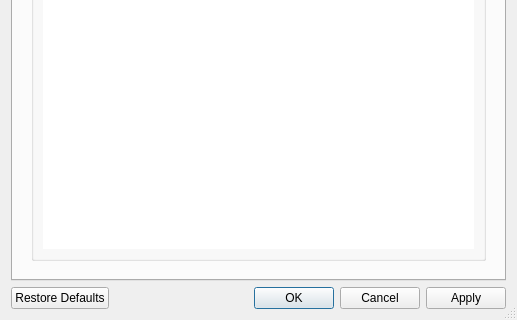
iamjustkoi/StudyTimeStats, file res/ui/options_dialog.ui: the form before one commit; both pictures show x 0 to 517 and y 300 to 620 of the 517 by 620 pixel window.
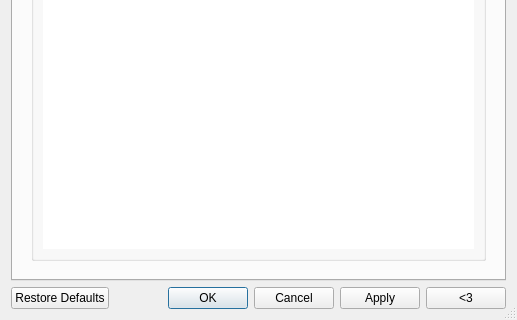
The form after the commit. The open tabs and pages were chosen to show the change. Icons and pictures are not drawn. Custom widgets are drawn as their Qt base class.

Commit message: Add quick-support-link button

Diff of the .ui file:
```diff
--- a/res/ui/options_dialog.ui
+++ b/res/ui/options_dialog.ui
@@ -553,6 +553,21 @@
     </widget>
    </item>
    <item>
+    <widget class="QFrame" name="frame_2">
+     <layout class="QHBoxLayout" name="horizontalLayout_2">
+      <property name="leftMargin">
+       <number>0</number>
+      </property>
+      <property name="topMargin">
+       <number>0</number>
+      </property>
+      <property name="rightMargin">
+       <number>0</number>
+      </property>
+      <property name="bottomMargin">
+       <number>0</number>
+      </property>
+      <item>
     <widget class="QDialogButtonBox" name="confirm_button_box">
      <property name="orientation">
       <enum>Qt::Horizontal</enum>
@@ -562,8 +577,31 @@
      </property>
     </widget>
    </item>
-  </layout>
- </widget>
+      <item>
+       <widget class="HoverButton" name="supportButton">
+        <property name="sizePolicy">
+         <sizepolicy hsizetype="Fixed" vsizetype="Fixed">
+          <horstretch>0</horstretch>
+          <verstretch>0</verstretch>
+         </sizepolicy>
+        </property>
+        <property name="text">
+         <string>&lt;3</string>
+        </property>
+       </widget>
+      </item>
+     </layout>
+    </widget>
+   </item>
+  </layout>
+ </widget>
+ <customwidgets>
+  <customwidget>
+   <class>HoverButton</class>
+   <extends>QPushButton</extends>
+   <header>.forms.h</header>
+  </customwidget>
+ </customwidgets>
  <resources/>
  <connections>
   <connection>
```
Left out of the diff: 6 changed lines with no effect on the pictures. Lines whose indentation alone changed are shown as unchanged. The commit also changes 2 other files.
